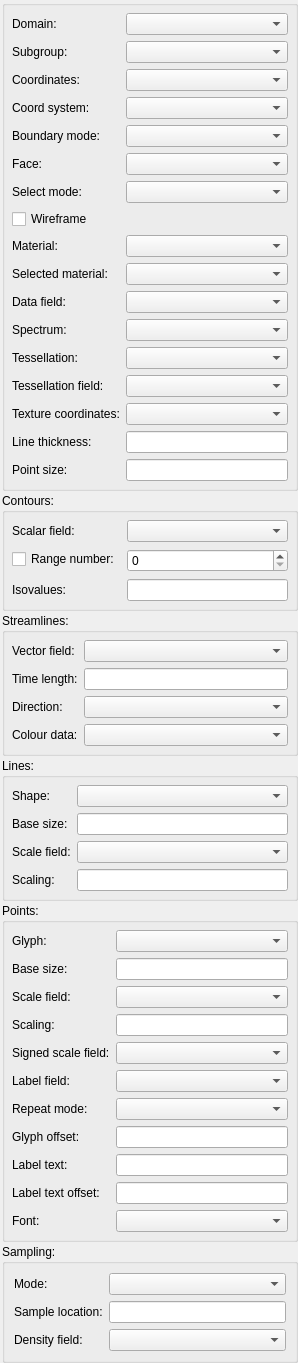
The window that res/designer/graphicseditorwidget.ui (hsorby/cmlibs.widgets) describes before a commit, drawn with Qt 5.
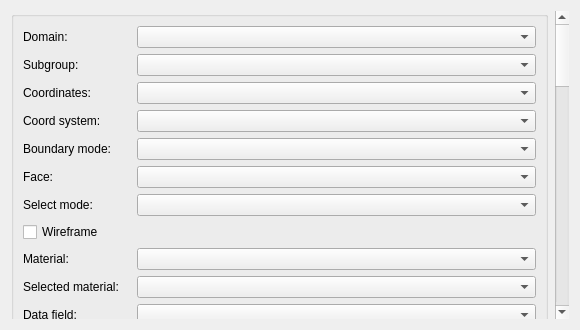
The same window after the commit. Custom widgets are drawn as their Qt base class.

The edit to the form file:
```diff
--- a/res/designer/graphicseditorwidget.ui
+++ b/res/designer/graphicseditorwidget.ui
@@ -2,79 +2,76 @@
 <ui version="4.0">
  <class>GraphicsEditorWidget</class>
  <widget class="QWidget" name="GraphicsEditorWidget">
-  <property name="enabled">
-   <bool>true</bool>
-  </property>
   <property name="geometry">
    <rect>
     <x>0</x>
     <y>0</y>
-    <width>298</width>
-    <height>1197</height>
+    <width>580</width>
+    <height>330</height>
    </rect>
   </property>
-  <property name="sizePolicy">
-   <sizepolicy hsizetype="Expanding" vsizetype="Preferred">
-    <horstretch>0</horstretch>
-    <verstretch>0</verstretch>
-   </sizepolicy>
-  </property>
   <property name="minimumSize">
    <size>
-    <width>180</width>
+    <width>580</width>
     <height>0</height>
    </size>
   </property>
   <property name="windowTitle">
    <string>Graphics Editor</string>
   </property>
+  <layout class="QVBoxLayout" name="main_verticalLayout">
+   <property name="sizeConstraint">
+    <enum>QLayout::SetDefaultConstraint</enum>
+   </property>
+   <item>
+    <widget class="QScrollArea" name="scrollArea">
+     <property name="frameShape">
+      <enum>QFrame::NoFrame</enum>
+     </property>
+     <property name="widgetResizable">
+      <bool>true</bool>
+     </property>
+     <widget class="QWidget" name="scrollAreaGraphicWidgetContents">
+      <property name="geometry">
+       <rect>
+        <x>0</x>
+        <y>0</y>
+        <width>548</width>
+        <height>1295</height>
+       </rect>
+      </property>
   <layout class="QVBoxLayout" name="verticalLayout">
    <property name="spacing">
-    <number>2</number>
+        <number>6</number>
    </property>
    <property name="sizeConstraint">
     <enum>QLayout::SetDefaultConstraint</enum>
    </property>
    <property name="leftMargin">
-    <number>2</number>
+        <number>0</number>
    </property>
    <property name="topMargin">
     <number>0</number>
    </property>
    <property name="rightMargin">
-    <number>0</number>
+        <number>7</number>
    </property>
    <property name="bottomMargin">
-    <number>0</number>
+        <number>7</number>
    </property>
    <item>
     <widget class="QGroupBox" name="general_groupbox">
-     <property name="maximumSize">
-      <size>
-       <width>16777215</width>
-       <height>16777215</height>
-      </size>
-     </property>
-     <property name="title">
-      <string/>
-     </property>
-     <property name="checkable">
-      <bool>false</bool>
+         <property name="sizePolicy">
+          <sizepolicy hsizetype="Expanding" vsizetype="Expanding">
+           <horstretch>0</horstretch>
+           <verstretch>0</verstretch>
+          </sizepolicy>
      </property>
      <layout class="QFormLayout" name="formLayout_3">
       <property name="fieldGrowthPolicy">
        <enum>QFormLayout::AllNonFixedFieldsGrow</enum>
       </property>
-      <property name="leftMargin">
-       <number>7</number>
-      </property>
-      <property name="topMargin">
-       <number>7</number>
-      </property>
-      <property name="rightMargin">
-       <number>7</number>
-      </property>
-      <property name="bottomMargin">
+          <property name="Margin" stdset="0">
        <number>7</number>
       </property>
       <item row="4" column="0">
@@ -84,6 +81,16 @@
         </property>
        </widget>
       </item>
+          <item row="2" column="0">
+           <widget class="QLabel" name="domain_enum_label">
+            <property name="text">
+             <string>Domain:</string>
+            </property>
+           </widget>
+          </item>
+          <item row="2" column="1">
+           <widget class="EnumerationChooserWidget" name="domain_chooser"/>
+          </item>
       <item row="4" column="1">
        <widget class="FieldChooserWidget" name="coordinate_field_chooser">
         <property name="sizeAdjustPolicy">
@@ -206,16 +213,6 @@
       <item row="3" column="1">
        <widget class="FieldChooserWidget" name="subgroup_field_chooser"/>
       </item>
-      <item row="2" column="0">
-       <widget class="QLabel" name="domain_enum_label">
-        <property name="text">
-         <string>Domain:</string>
-        </property>
-       </widget>
-      </item>
-      <item row="2" column="1">
-       <widget class="EnumerationChooserWidget" name="domain_chooser"/>
-      </item>
       <item row="16" column="0">
        <widget class="QLabel" name="tessellation_field_label">
         <property name="text">
@@ -287,24 +284,6 @@
       <property name="fieldGrowthPolicy">
        <enum>QFormLayout::AllNonFixedFieldsGrow</enum>
       </property>
-      <property name="horizontalSpacing">
-       <number>7</number>
-      </property>
-      <property name="verticalSpacing">
-       <number>7</number>
-      </property>
-      <property name="leftMargin">
-       <number>7</number>
-      </property>
-      <property name="topMargin">
-       <number>7</number>
-      </property>
-      <property name="rightMargin">
-       <number>7</number>
-      </property>
-      <property name="bottomMargin">
-       <number>7</number>
-      </property>
       <item row="3" column="1">
        <widget class="QLineEdit" name="isovalues_lineedit"/>
       </item>
@@ -351,18 +330,6 @@
       <property name="fieldGrowthPolicy">
        <enum>QFormLayout::AllNonFixedFieldsGrow</enum>
       </property>
-      <property name="leftMargin">
-       <number>7</number>
-      </property>
-      <property name="topMargin">
-       <number>7</number>
-      </property>
-      <property name="rightMargin">
-       <number>7</number>
-      </property>
-      <property name="bottomMargin">
-       <number>7</number>
-      </property>
       <item row="0" column="0">
        <widget class="QLabel" name="stream_vector_field_label">
         <property name="text">
@@ -419,18 +386,6 @@
       <property name="fieldGrowthPolicy">
        <enum>QFormLayout::AllNonFixedFieldsGrow</enum>
       </property>
-      <property name="leftMargin">
-       <number>7</number>
-      </property>
-      <property name="topMargin">
-       <number>7</number>
-      </property>
-      <property name="rightMargin">
-       <number>7</number>
-      </property>
-      <property name="bottomMargin">
-       <number>7</number>
-      </property>
       <item row="0" column="0">
        <widget class="QLabel" name="line_shape_label">
         <property name="text">
@@ -499,18 +454,6 @@
       <property name="fieldGrowthPolicy">
        <enum>QFormLayout::AllNonFixedFieldsGrow</enum>
       </property>
-      <property name="leftMargin">
-       <number>7</number>
-      </property>
-      <property name="topMargin">
-       <number>7</number>
-      </property>
-      <property name="rightMargin">
-       <number>7</number>
-      </property>
-      <property name="bottomMargin">
-       <number>7</number>
-      </property>
       <item row="0" column="0">
        <widget class="QLabel" name="glyph_label">
         <property name="text">
@@ -649,6 +592,15 @@
       <property name="fieldGrowthPolicy">
        <enum>QFormLayout::AllNonFixedFieldsGrow</enum>
       </property>
+          <property name="leftMargin">
+           <number>9</number>
+          </property>
+          <property name="topMargin">
+           <number>9</number>
+          </property>
+          <property name="rightMargin">
+           <number>9</number>
+          </property>
       <item row="0" column="0">
        <widget class="QLabel" name="sampling_mode_label">
         <property name="text">
@@ -694,6 +646,10 @@
       </size>
      </property>
     </spacer>
+       </item>
+      </layout>
+     </widget>
+    </widget>
    </item>
   </layout>
  </widget>
```
Lines whose indentation alone changed are shown as unchanged.
